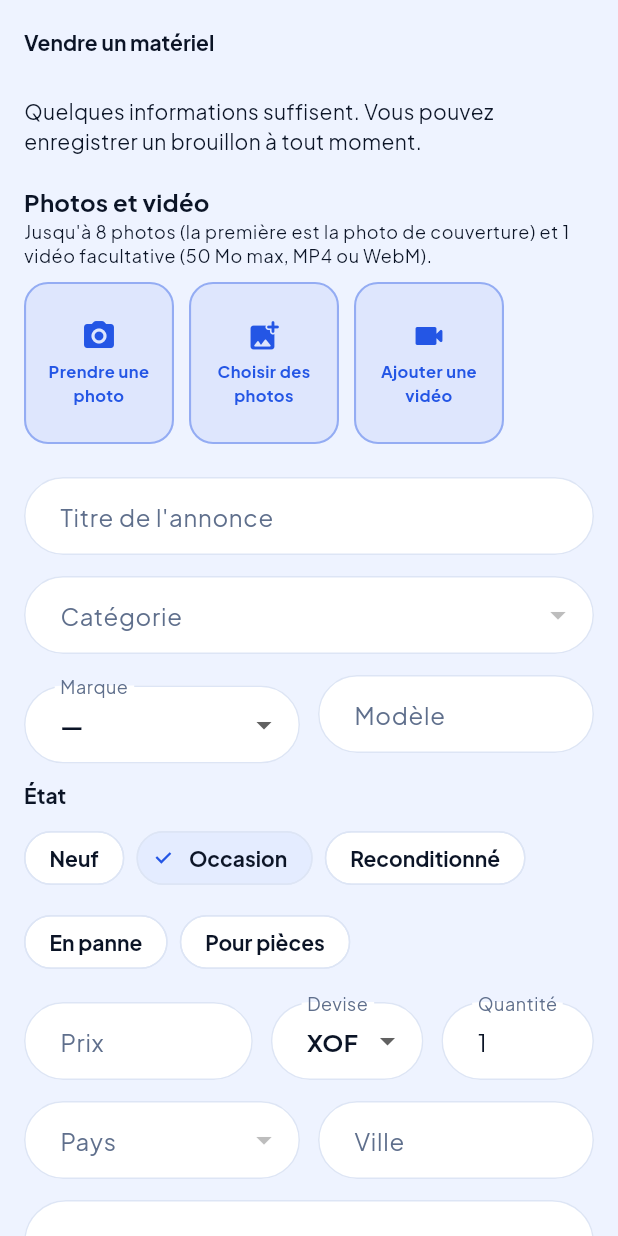
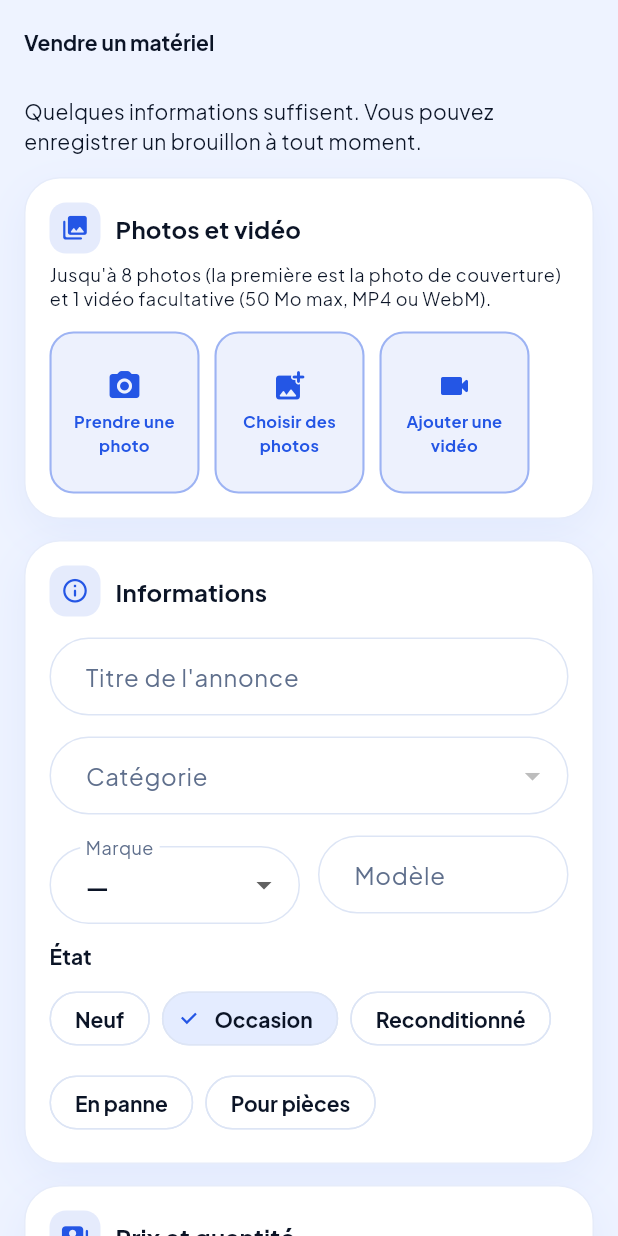
Before and after one commit to omzakrevo/Wifimarket, a Flutter app: the ListingFormScreen screen opened by its route, on a phone screen of 412 x 824 dp. Run offline on Flutter 3.47's test engine with Material 3 defaults, Android fonts, the phone set to English and light mode, and no system bars; drawn by our look-alikes of flutter_animate; our stand-ins replace cached_network_image, flutter_riverpod, go_router, image_picker, share_plus, shared_preferences and 1 more; accounts and stored records are empty; network calls fail.

Commit message:
Refonte structure : formulaires par sections (FormSection), négociations (bloc d'offre), demandes, listes d'administration
Co-Authored-By: Claude Sonnet 5.5 <noreply@anthropic.com>
Claude-Session: https://claude.ai/code/session_018fLp7JJc6jo8XHbngjkPAQ

```diff
--- a/lib/features/listing/listing_form.dart
+++ b/lib/features/listing/listing_form.dart
@@ -198,7 +198,6 @@ class _FormState extends ConsumerState<ListingFormScreen> {
     final cities = (ref.watch(citiesProvider).asData?.value ?? []).where((c) => c.country == country).toList();
     final shops = ref.watch(_myShopsProvider).asData?.value ?? [];
     final roots = cats.where((c) => c.parentId == null).toList();
-    final cs = Theme.of(context).colorScheme;
     final catItems = <DropdownMenuItem<int>>[
       for (final r in roots) ...[
         for (final c in cats.where((c) => c.parentId == r.id)) DropdownMenuItem(value: c.id, child: Text('${r.name(lang)} › ${c.name(lang)}', overflow: TextOverflow.ellipsis)),
@@ -214,10 +213,8 @@ class _FormState extends ConsumerState<ListingFormScreen> {
         key: _form,
         child: Column(crossAxisAlignment: CrossAxisAlignment.start, children: [
           Text(context.t('form.sell_sub'), style: Theme.of(context).textTheme.bodyMedium).reveal(),
-          const SizedBox(height: 18),
-          Text(context.t('form.photos'), style: Theme.of(context).textTheme.titleMedium),
-          Text(context.t('form.photos_hint'), style: Theme.of(context).textTheme.bodySmall),
-          const SizedBox(height: 10),
+          const SizedBox(height: 14),
+          FormSection(icon: Icons.photo_library_rounded, title: context.t('form.photos'), hint: context.t('form.photos_hint'), children: [
           SizedBox(
             height: 108,
             child: ListView(scrollDirection: Axis.horizontal, children: [
@@ -253,7 +250,8 @@ class _FormState extends ConsumerState<ListingFormScreen> {
               if (!pics.any((p) => p.isVideo)) _AddTile(icon: Icons.videocam_rounded, label: context.t('form.add_video'), onTap: _pickVideo),
             ]),
           ),
-          const SizedBox(height: 22),
+          ]),
+          FormSection(icon: Icons.info_outline_rounded, title: context.t('form.s_info'), children: [
           field(_title, context.t('form.title'), hint: context.t('form.title_ph'), validator: (v) => (v ?? '').trim().length < 5 ? context.t('form.err_invalid') : null, maxLength: 120),
           DropdownButtonFormField<int>(
             initialValue: catItems.any((e) => e.value == categoryId) ? categoryId : null,
@@ -281,7 +279,8 @@ class _FormState extends ConsumerState<ListingFormScreen> {
           Text(context.t('listing.condition'), style: Theme.of(context).textTheme.labelLarge),
           const SizedBox(height: 8),
           Wrap(spacing: 8, runSpacing: 8, children: [for (final c in conditions) ChoiceChip(label: Text(context.t('cond.$c')), selected: condition == c, onSelected: (_) => setState(() => condition = c))]),
-          const SizedBox(height: 16),
+          ]),
+          FormSection(icon: Icons.payments_rounded, title: context.t('form.s_price'), children: [
           Row(crossAxisAlignment: CrossAxisAlignment.start, children: [
             Expanded(flex: 3, child: field(_price, context.t('common.price'), hint: context.t('form.price_place'), type: const TextInputType.numberWithOptions(decimal: true), validator: (v) => (parseNum(v) ?? -1) < 0 ? context.t('form.err_invalid') : null)),
             const SizedBox(width: 12),
@@ -297,6 +296,8 @@ class _FormState extends ConsumerState<ListingFormScreen> {
             const SizedBox(width: 12),
             Expanded(flex: 2, child: field(_qty, context.t('listing.quantity'), type: TextInputType.number, validator: (v) => (int.tryParse((v ?? '').trim()) ?? 0) < 1 ? context.t('form.err_invalid') : null)),
           ]),
+          ]),
+          FormSection(icon: Icons.place_outlined, title: context.t('form.s_place'), children: [
           Row(children: [
             Expanded(
               child: DropdownButtonFormField<String>(
@@ -321,19 +322,19 @@ class _FormState extends ConsumerState<ListingFormScreen> {
               ),
             ),
           ]),
-          const SizedBox(height: 14),
+          ]),
+          FormSection(icon: Icons.notes_rounded, title: context.t('form.s_details'), children: [
           field(_desc, context.t('listing.description'), lines: 5, maxLength: 4000),
           field(_defects, context.t('listing.defects'), hint: context.t('form.defects_hint'), lines: 2),
           field(_warranty, context.t('listing.warranty')),
-          Container(
-            decoration: softCard(cs),
-            child: Column(children: [
+          ]),
+          FormSection(icon: Icons.tune_rounded, title: context.t('form.s_options'), children: [
+          Column(children: [
               SwitchListTile(title: Text(context.t('form.delivery')), value: delivery, onChanged: (v) => setState(() => delivery = v)),
               SwitchListTile(title: Text(context.t('form.negotiable')), value: negotiable, onChanged: (v) => setState(() => negotiable = v)),
               SwitchListTile(title: Text(context.t('form.exchange')), value: exchange, onChanged: (v) => setState(() => exchange = v)),
               AnimatedSize(duration: Motion.base, child: exchange ? Padding(padding: const EdgeInsets.fromLTRB(16, 0, 16, 12), child: field(_exWanted, context.t('form.exchange_wanted'))) : const SizedBox(width: double.infinity)),
             ]),
-          ),
           if (shops.isNotEmpty) ...[
             const SizedBox(height: 14),
             DropdownButtonFormField<String?>(
@@ -343,7 +344,8 @@ class _FormState extends ConsumerState<ListingFormScreen> {
               onChanged: (v) => setState(() => shopId = v),
             ),
           ],
-          const SizedBox(height: 10),
+          ]),
+          const SizedBox(height: 4),
           Text(context.t('form.moderation_note'), style: Theme.of(context).textTheme.bodySmall),
           const SizedBox(height: 18),
           GradientButton(label: context.t('form.publish'), icon: Icons.rocket_launch_rounded, loading: busy, onPressed: () => _save(true)),
--- a/lib/widgets/common.dart
+++ b/lib/widgets/common.dart
@@ -19,6 +19,40 @@ BoxDecoration softCard(ColorScheme cs, {double radius = 24}) => BoxDecoration(
       border: Border.all(color: cs.outlineVariant),
       boxShadow: WM.softShadow(.06),
     );
+
+/// Bloc de formulaire : carte blanche avec pastille d'icône, titre et champs.
+class FormSection extends StatelessWidget {
+  const FormSection({required this.icon, required this.title, this.hint, required this.children});
+  final IconData icon;
+  final String title;
+  final String? hint;
+  final List<Widget> children;
+  @override
+  Widget build(BuildContext context) {
+    final cs = Theme.of(context).colorScheme;
+    return Container(
+      width: double.infinity,
+      margin: const EdgeInsets.only(bottom: 14),
+      padding: const EdgeInsets.all(16),
+      decoration: softCard(cs),
+      child: Column(crossAxisAlignment: CrossAxisAlignment.start, children: [
+        Row(children: [
+          Container(
+            width: 34,
+            height: 34,
+            decoration: BoxDecoration(color: cs.primary.withValues(alpha: .12), borderRadius: BorderRadius.circular(11)),
+            child: Icon(icon, size: 19, color: cs.primary),
+          ),
+          const SizedBox(width: 10),
+          Expanded(child: Text(title, style: Theme.of(context).textTheme.titleMedium)),
+        ]),
+        if (hint != null) ...[const SizedBox(height: 6), Text(hint!, style: Theme.of(context).textTheme.bodySmall)],
+        const SizedBox(height: 14),
+        ...children,
+      ]),
+    ).reveal();
+  }
+}
 
 bool isWide(BuildContext c) => MediaQuery.sizeOf(c).width >= 900;
 
--- a/tool/strings.src.txt
+++ b/tool/strings.src.txt
@@ -227,6 +227,11 @@ notif.mark_all | Tout marquer comme lu | Mark all as read
 notif.none | Aucune notification. | No notifications.
 # ---------- formulaire d'annonce
 form.sell_sub | Quelques informations suffisent. Vous pouvez enregistrer un brouillon à tout moment. | A few details are enough. You can save a draft at any time.
+form.s_info | Informations | Details
+form.s_price | Prix et quantité | Price and quantity
+form.s_place | Localisation | Location
+form.s_details | Description et état | Description and condition
+form.s_options | Options de vente | Selling options
 form.photos | Photos et vidéo | Photos and video
 form.photos_hint | Jusqu'à 8 photos (la première est la photo de couverture) et 1 vidéo facultative (50 Mo max, MP4 ou WebM). | Up to 8 photos (the first is the cover) and 1 optional video (50 MB max, MP4 or WebM).
 form.take_photo | Prendre une photo | Take a photo
```
Also changed, not shown: lib/features/admin/admin_screens.dart (+49 -11 lines), lib/features/nego/nego_screens.dart (+28 -7 lines), lib/features/wanted/wanted_screens.dart (+15 -7 lines), lib/core/i18n/strings.g.dart.
